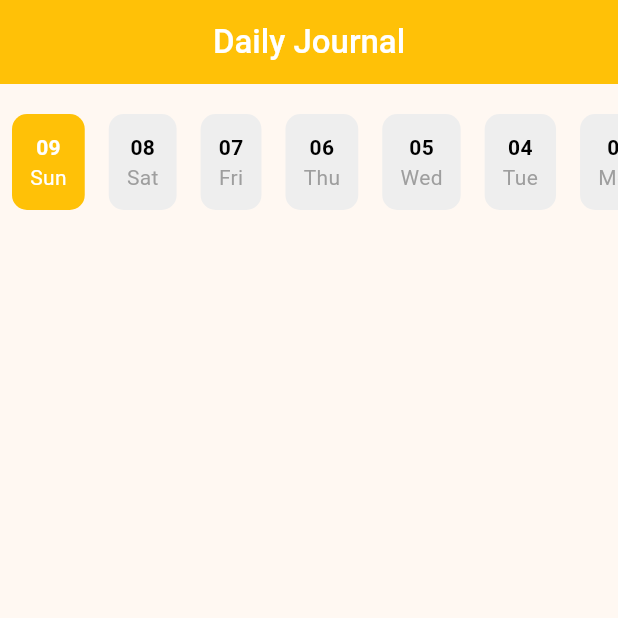
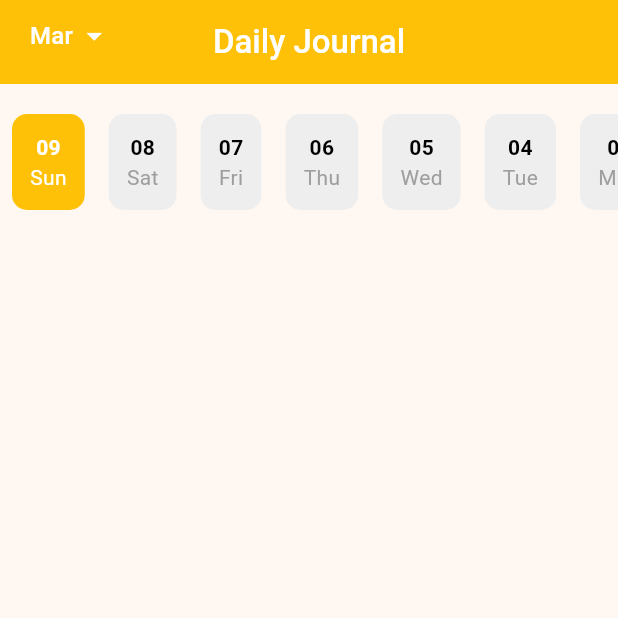
Before and after one commit to ThivaaVipul/PulsePages, a Flutter app: the screen it shows once a user with an empty profile is signed in, item 2 of the bottom bar chosen, on a phone screen of 412 x 824 dp, the top half of it. Run offline on Flutter 3.47's test engine with Material 3 defaults, Android fonts, the phone set to English and light mode, and no system bars; our stand-ins replace cloud_firestore, firebase_auth, firebase_core, flutter_spinkit, geolocator, google_fonts and 4 more; missing offline and left inert: flutter_quill; accounts and stored records are empty.

Commit message:
Add month dropdown for journal navigation and reset state on date change

```diff
--- a/lib/screens/journal_page.dart
+++ b/lib/screens/journal_page.dart
@@ -37,6 +37,9 @@ class _JournalPageState extends State<JournalPage> {
   Future<void> _fetchJournalForSelectedDate() async {
     setState(() {
       _isLoading = true;
+      _generatedJournalJson = null;
+      _quillController = quill.QuillController.basic();
+      _imageUrls = [];
     });
 
     final userId = _auth.currentUser?.uid;
@@ -111,6 +114,8 @@ class _JournalPageState extends State<JournalPage> {
         backgroundColor: Theme.of(context).primaryColor,
         elevation: 0,
         iconTheme: IconThemeData(color: Colors.white),
+        leading: _buildMonthDropdown(),
+        leadingWidth: 100,
         actions: [
           if (_generatedJournalJson != null)
             IconButton(
@@ -281,6 +286,54 @@ class _JournalPageState extends State<JournalPage> {
     );
   }
 
+  Widget _buildMonthDropdown() {
+    final months = [
+      'Jan',
+      'Feb',
+      'Mar',
+      'Apr',
+      'May',
+      'Jun',
+      'Jul',
+      'Aug',
+      'Sep',
+      'Oct',
+      'Nov',
+      'Dec',
+    ];
+
+    return Padding(
+      padding: EdgeInsets.only(left: 20),
+      child: DropdownButton<String>(
+        value: DateFormat('MMM').format(_selectedDate),
+        onChanged: (String? newValue) {
+          if (newValue != null) {
+            final monthIndex = months.indexOf(newValue) + 1;
+            final newDate = DateTime(
+              _selectedDate.year,
+              monthIndex,
+              _selectedDate.day,
+            );
+            setState(() {
+              _selectedDate = newDate;
+            });
+            _fetchJournalForSelectedDate();
+          }
+        },
+        items:
+            months.map<DropdownMenuItem<String>>((String value) {
+              return DropdownMenuItem<String>(
+                value: value,
+                child: Text(value, style: TextStyle(color: Colors.white)),
+              );
+            }).toList(),
+        dropdownColor: Theme.of(context).primaryColor,
+        icon: Icon(Icons.arrow_drop_down, color: Colors.white),
+        underline: SizedBox(),
+      ),
+    );
+  }
+
   Widget _buildGenerateJournalButton() {
     return Center(
       child: Column(
@@ -443,6 +496,18 @@ class _JournalPageState extends State<JournalPage> {
       """;
           })
           .join('\n\n');
+
+      if (eventSummaries.isEmpty) {
+        if (mounted) {
+          setState(() {
+            _isLoading = false;
+          });
+          ScaffoldMessenger.of(context).showSnackBar(
+            SnackBar(content: Text('No events found to generate a journal.')),
+          );
+        }
+        return;
+      }
 
       const String apiUrl = "https://openrouter.ai/api/v1/chat/completions";
       const String apiKey = Constants.chatApiKey;
```
